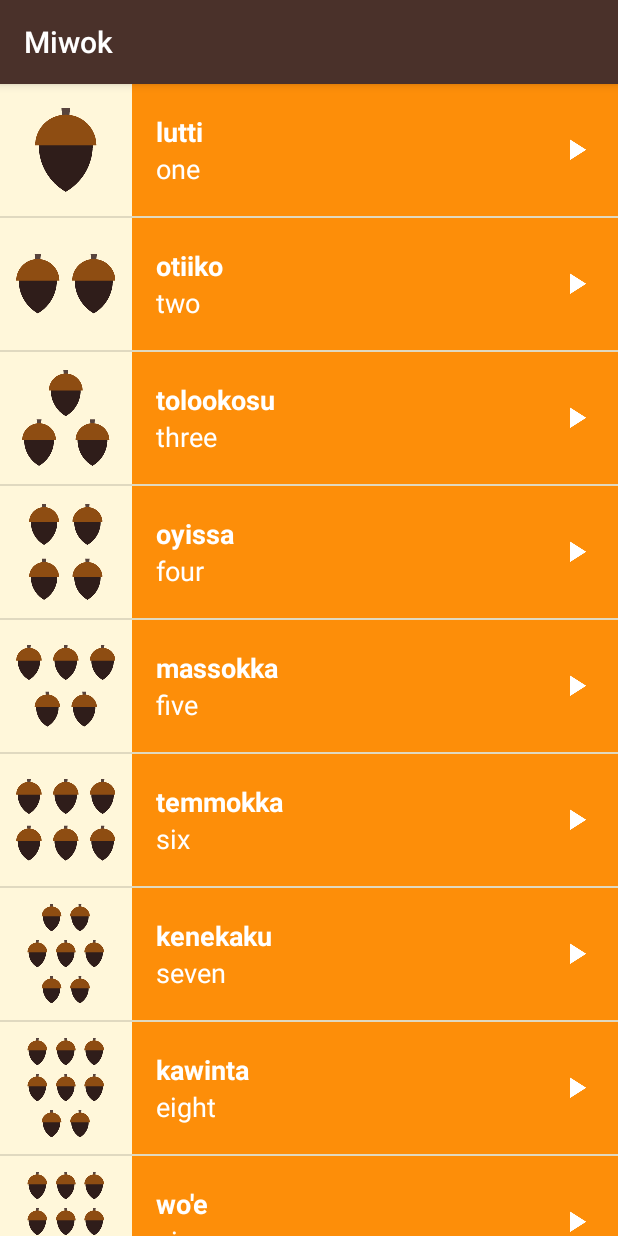
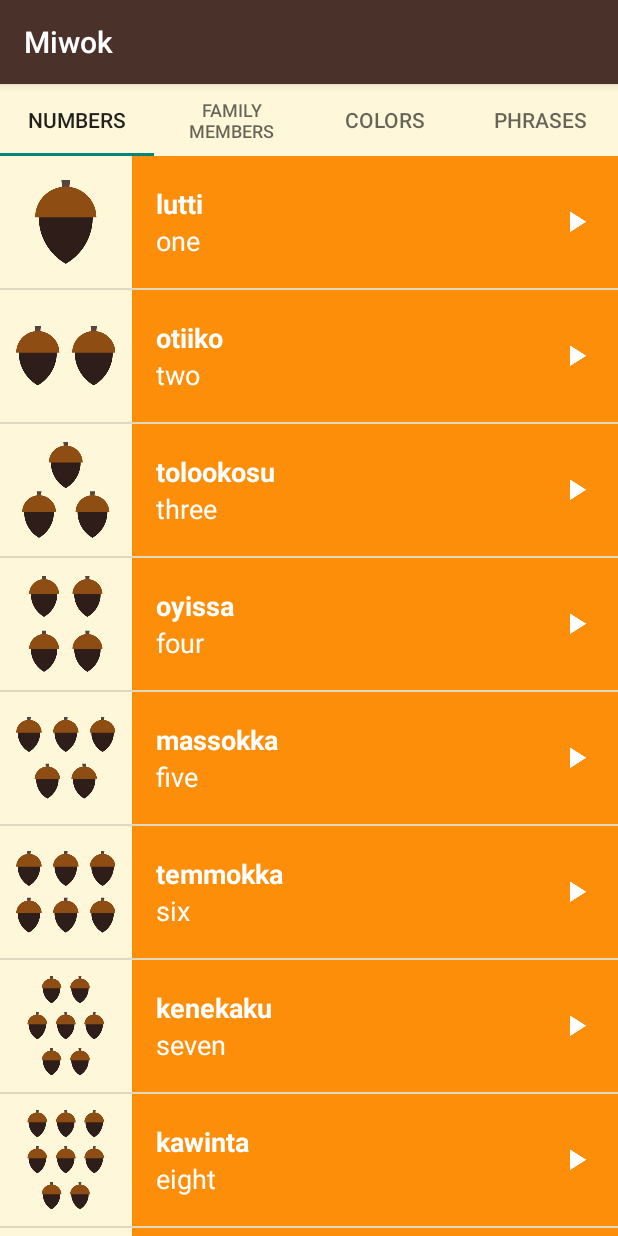
Before and after one commit to shrmittal/Miwok, an Android app: the screen it shows after launch (MainActivity), on a phone screen of 412 x 824 dp. Run offline under Robolectric (Android 15) with nearby library versions, the phone set to English and light mode, and no system bars.

Commit message:
tabs added

```diff
--- a/app/src/main/java/com/example/android/miwok/CategoryAdapter.java
+++ b/app/src/main/java/com/example/android/miwok/CategoryAdapter.java
@@ -1,5 +1,6 @@
 package com.example.android.miwok;
 
+import android.content.Context;
 import android.support.v4.app.Fragment;
 import android.support.v4.app.FragmentManager;
 import android.support.v4.app.FragmentPagerAdapter;
@@ -8,8 +9,11 @@ import android.support.v4.app.FragmentPagerAdapter;
  * Created by SHREYA on 3/15/2017.
  */
 public class CategoryAdapter extends FragmentPagerAdapter {
-    public CategoryAdapter(FragmentManager fm) {
+    private Context mContext;
+
+    public CategoryAdapter(Context context,FragmentManager fm) {
         super(fm);
+        mContext=context;
     }
 
     @Override
@@ -30,4 +34,17 @@ public class CategoryAdapter extends FragmentPagerAdapter {
     public int getCount() {
         return 4;
     }
+
+    @Override
+    public CharSequence getPageTitle(int position) {
+        if (position == 0) {
+            return mContext.getString(R.string.category_numbers);
+        } else if (position == 1) {
+            return mContext.getString(R.string.category_family);
+        } else if (position == 2) {
+            return mContext.getString(R.string.category_colors);
+        } else {
+            return mContext.getString(R.string.category_phrases);
+        }
+    }
 }
--- a/app/src/main/java/com/example/android/miwok/MainActivity.java
+++ b/app/src/main/java/com/example/android/miwok/MainActivity.java
@@ -17,6 +17,7 @@ package com.example.android.miwok;
 
 import android.content.Intent;
 import android.os.Bundle;
+import android.support.design.widget.TabLayout;
 import android.support.v4.view.ViewPager;
 import android.support.v7.app.AppCompatActivity;
 import android.view.View;
@@ -32,8 +33,10 @@ public class MainActivity extends AppCompatActivity {
         // Set the content of the activity to use the activity_main.xml layout file
         setContentView(R.layout.activity_main);
         ViewPager viewPager=(ViewPager)findViewById(R.id.viewpager);
-        CategoryAdapter adapter=new CategoryAdapter(getSupportFragmentManager());
+        CategoryAdapter adapter=new CategoryAdapter(this,getSupportFragmentManager());
         viewPager.setAdapter(adapter);
+        TabLayout tabLayout=(TabLayout)findViewById(R.id.tabs);
+        tabLayout.setupWithViewPager(viewPager);
 
     }
 }
--- a/app/src/main/res/layout/activity_main.xml
+++ b/app/src/main/res/layout/activity_main.xml
@@ -19,6 +19,10 @@
     android:background="@color/tan_background"
     android:orientation="vertical"
     tools:context="com.example.android.miwok.MainActivity">
+    <android.support.design.widget.TabLayout
+        android:id="@+id/tabs"
+        android:layout_width="match_parent"
+        android:layout_height="wrap_content" />
 
     <android.support.v4.view.ViewPager
         android:id="@+id/viewpager"
```
